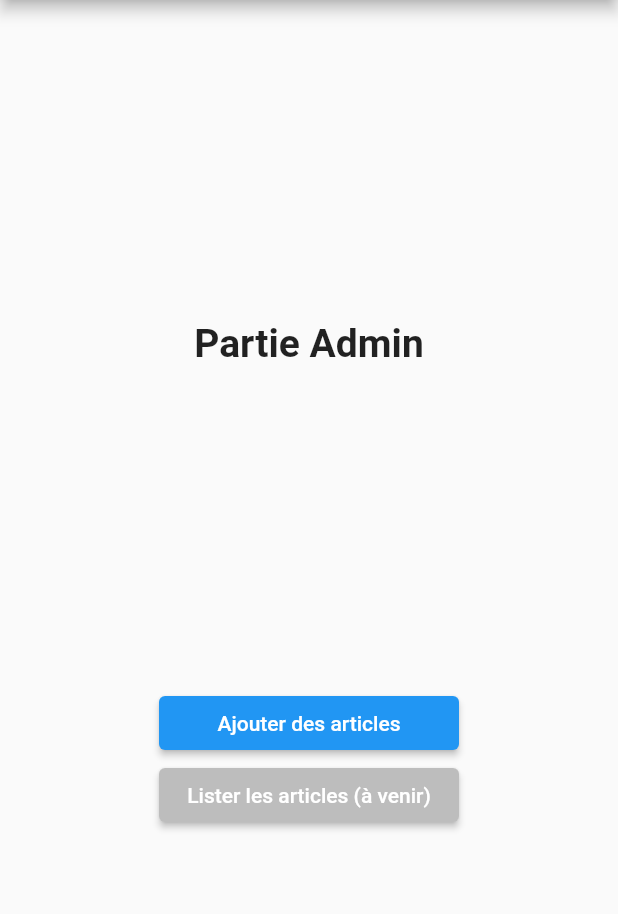
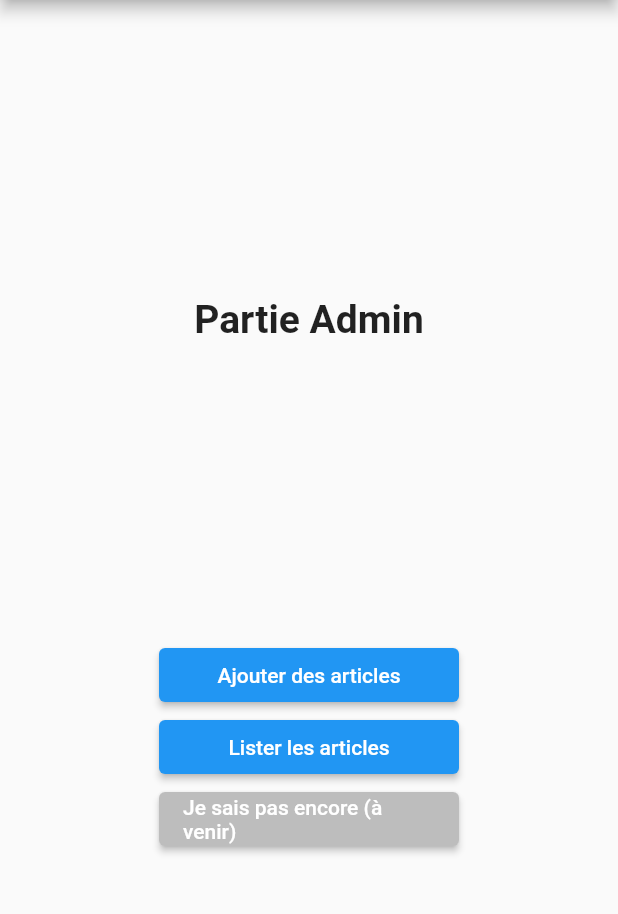
Before and after one commit to kevindjeradi/HiddenWords, a Flutter app: the Admin screen opened directly, on a phone screen of 412 x 824 dp, the part 84-998 px from its top. Run offline on Flutter 3.47's test engine with Material 2 defaults, Android fonts, the phone set to English and light mode, and no system bars; our stand-ins replace flutter_dotenv, flutter_secure_storage, logger, shared_preferences; missing offline and left inert: text_analysis; accounts and stored records are empty; network calls fail.

Commit message:
updated admin to have a button that goes to the list of articles

```diff
--- a/hidden_words_front/lib/views/admin/add_article.dart
+++ b/hidden_words_front/lib/views/admin/add_article.dart
@@ -32,6 +32,7 @@ class AddArticleState extends State<AddArticle> {
     if (articleData != null) {
       setState(() {
         currentArticle = Article(
+            id: articleData['id'] ?? '',
             title: articleData['title'],
             content: articleData['contentToShow'],
             url: articleData['url'],
--- a/hidden_words_front/lib/views/admin/admin.dart
+++ b/hidden_words_front/lib/views/admin/admin.dart
@@ -1,6 +1,7 @@
 // views/landing_page.dart
 import 'package:flutter/material.dart';
 import 'package:hidden_words_front/views/admin/add_article.dart';
+import 'package:hidden_words_front/views/admin/list_articles.dart';
 
 class Admin extends StatefulWidget {
   const Admin({super.key});
@@ -43,11 +44,25 @@ class _AdminState extends State<Admin> {
                 SizedBox(
                   width: 200,
                   child: ElevatedButton(
+                    onPressed: () {
+                      Navigator.push(
+                        context,
+                        MaterialPageRoute(
+                          builder: (context) => const ListArticles(),
+                        ),
+                      );
+                    },
+                    child: const Text('Lister les articles'),
+                  ),
+                ),
+                SizedBox(
+                  width: 200,
+                  child: ElevatedButton(
                     style: ButtonStyle(
                         backgroundColor:
                             MaterialStateProperty.all(Colors.grey[400])),
                     onPressed: () {},
-                    child: const Text('Lister les articles (à venir)'),
+                    child: const Text('Je sais pas encore (à venir)'),
                   ),
                 ),
               ],
```
